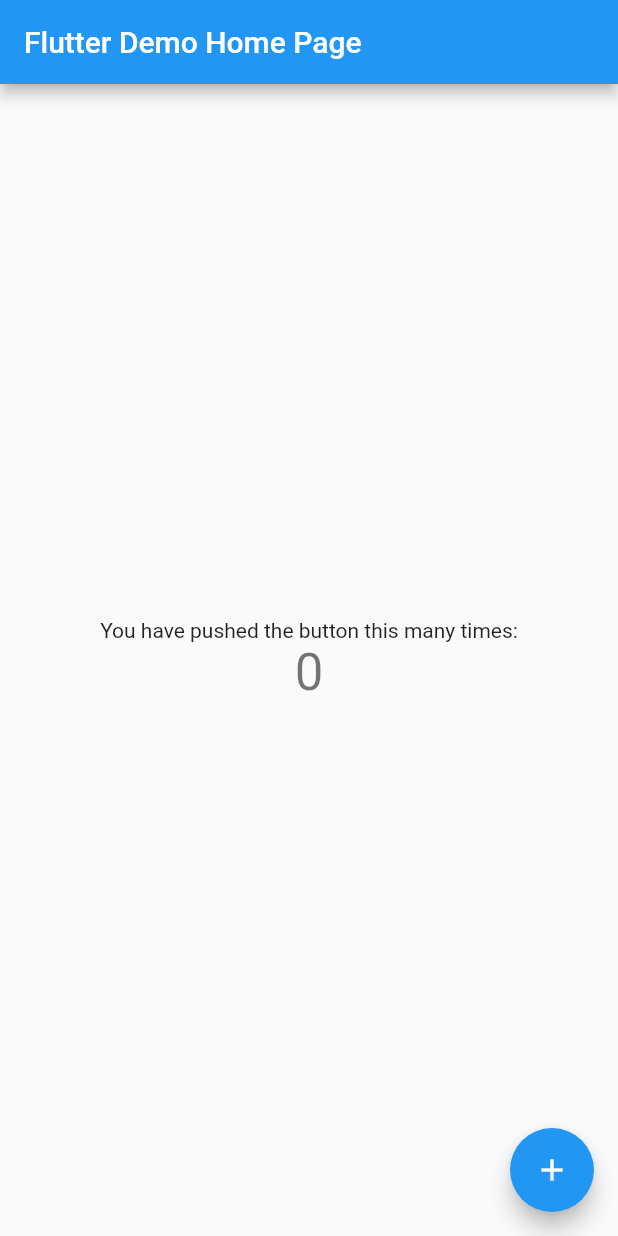
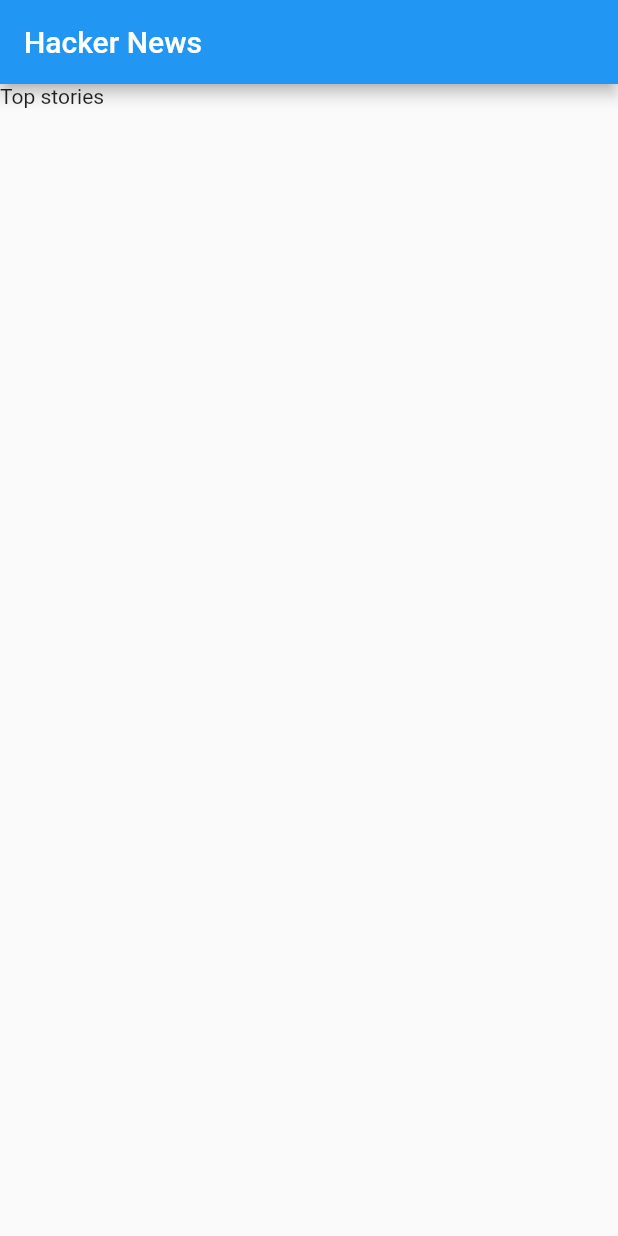
Before and after one commit to dhruvinprajapati/hacker_news, a Flutter app: the screen it shows after launch, on a phone screen of 412 x 824 dp. Run offline on Flutter 3.47's test engine with Material 2 defaults, Android fonts, the phone set to English and light mode, and no system bars.

Commit message:
genrate normal layout

```diff
--- a/lib/main.dart
+++ b/lib/main.dart
@@ -1,4 +1,5 @@
 import 'package:flutter/material.dart';
+import 'package:hacker_news/pages/home_page.dart';
 
 void main() => runApp(MyApp());
 
@@ -7,105 +8,8 @@ class MyApp extends StatelessWidget {
   @override
   Widget build(BuildContext context) {
     return MaterialApp(
-      title: 'Flutter Demo',
-      theme: ThemeData(
-        // This is the theme of your application.
-        //
-        // Try running your application with "flutter run". You'll see the
-        // application has a blue toolbar. Then, without quitting the app, try
-        // changing the primarySwatch below to Colors.green and then invoke
-        // "hot reload" (press "r" in the console where you ran "flutter run",
-        // or simply save your changes to "hot reload" in a Flutter IDE).
-        // Notice that the counter didn't reset back to zero; the application
-        // is not restarted.
-        primarySwatch: Colors.blue,
-      ),
-      home: MyHomePage(title: 'Flutter Demo Home Page'),
+      title: 'Hacker News',
+      home: HomePage(),
     );
   }
 }
-
-class MyHomePage extends StatefulWidget {
-  MyHomePage({Key key, this.title}) : super(key: key);
-
-  // This widget is the home page of your application. It is stateful, meaning
-  // that it has a State object (defined below) that contains fields that affect
-  // how it looks.
-
-  // This class is the configuration for the state. It holds the values (in this
-  // case the title) provided by the parent (in this case the App widget) and
-  // used by the build method of the State. Fields in a Widget subclass are
-  // always marked "final".
-
-  final String title;
-
-  @override
-  _MyHomePageState createState() => _MyHomePageState();
-}
-
-class _MyHomePageState extends State<MyHomePage> {
-  int _counter = 0;
-
-  void _incrementCounter() {
-    setState(() {
-      // This call to setState tells the Flutter framework that something has
-      // changed in this State, which causes it to rerun the build method below
-      // so that the display can reflect the updated values. If we changed
-      // _counter without calling setState(), then the build method would not be
-      // called again, and so nothing would appear to happen.
-      _counter++;
-    });
-  }
-
-  @override
-  Widget build(BuildContext context) {
-    // This method is rerun every time setState is called, for instance as done
-    // by the _incrementCounter method above.
-    //
-    // The Flutter framework has been optimized to make rerunning build methods
-    // fast, so that you can just rebuild anything that needs updating rather
-    // than having to individually change instances of widgets.
-    return Scaffold(
-      appBar: AppBar(
-        // Here we take the value from the MyHomePage object that was created by
-        // the App.build method, and use it to set our appbar title.
-        title: Text(widget.title),
-      ),
-      body: Center(
-        // Center is a layout widget. It takes a single child and positions it
-        // in the middle of the parent.
-        child: Column(
-          // Column is also a layout widget. It takes a list of children and
-          // arranges them vertically. By default, it sizes itself to fit its
-          // children horizontally, and tries to be as tall as its parent.
-          //
-          // Invoke "debug painting" (press "p" in the console, choose the
-          // "Toggle Debug Paint" action from the Flutter Inspector in Android
-          // Studio, or the "Toggle Debug Paint" command in Visual Studio Code)
-          // to see the wireframe for each widget.
-          //
-          // Column has various properties to control how it sizes itself and
-          // how it positions its children. Here we use mainAxisAlignment to
-          // center the children vertically; the main axis here is the vertical
-          // axis because Columns are vertical (the cross axis would be
-          // horizontal).
-          mainAxisAlignment: MainAxisAlignment.center,
-          children: <Widget>[
-            Text(
-              'You have pushed the button this many times:',
-            ),
-            Text(
-              '$_counter',
-              style: Theme.of(context).textTheme.display1,
-            ),
-          ],
-        ),
-      ),
-      floatingActionButton: FloatingActionButton(
-        onPressed: _incrementCounter,
-        tooltip: 'Increment',
-        child: Icon(Icons.add),
-      ), // This trailing comma makes auto-formatting nicer for build methods.
-    );
-  }
-}
--- /dev/null
+++ b/lib/pages/home_page.dart
@@ -0,0 +1,15 @@
+import 'package:flutter/material.dart';
+
+class HomePage extends StatelessWidget {
+  const HomePage({Key key}) : super(key: key);
+
+  @override
+  Widget build(BuildContext context) {
+    return Scaffold(
+      appBar: AppBar(
+        title:Text("Hacker News")
+      ),
+      body: Text("Top stories"),
+    );
+  }
+}
```
